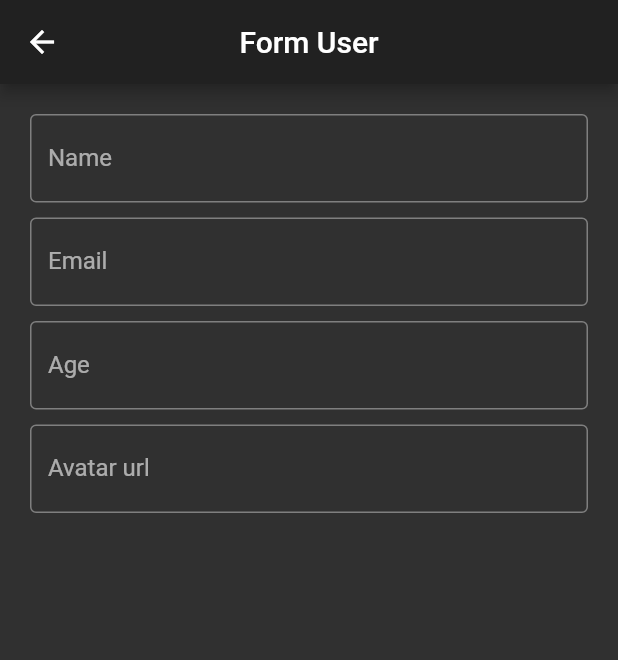
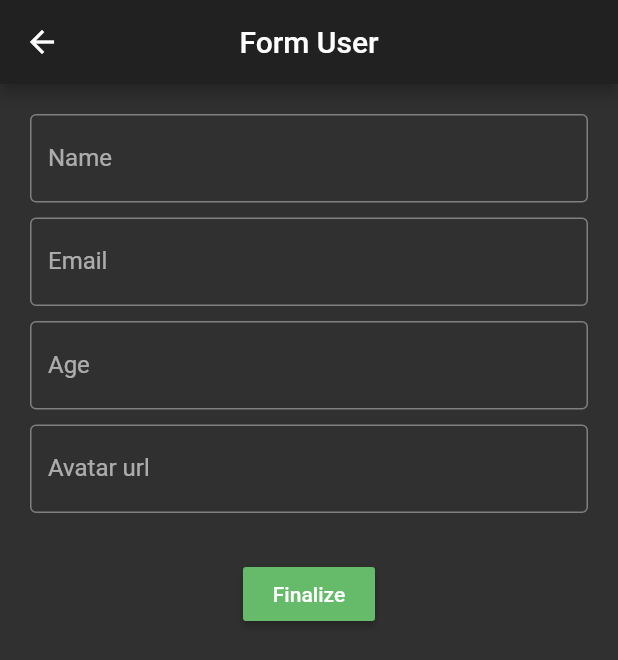
Before and after one commit to w1ll-dev/flutter_users_firebase, a Flutter app: the screen it shows after launch, after a tap on the "person add" icon, on a phone screen of 412 x 824 dp. Shown: the top 660 px of the screen. Run offline on Flutter 3.47's test engine with Material 2 defaults, Android fonts, the phone set to English and light mode, and no system bars; our stand-ins replace flutter_mobx, mobx; generated files the repository leaves out were written again; network calls fail.

Commit message:
method to create and delete users added

```diff
--- a/lib/src/models/user_model.dart
+++ b/lib/src/models/user_model.dart
@@ -1,24 +1,27 @@
 import 'package:flutter/cupertino.dart';
 
 class User {
+  final String id;
   final String name;
   final String email;
   final String age;
   final String avatarUrl;
 
   User({
+    this.id,
     @required this.name,
     @required this.email,
     @required this.age,
     @required this.avatarUrl,
   });
 
-  factory User.fromJson(Map<String, dynamic> json) {
+  factory User.fromJson(Map<String, dynamic> json, String id) {
     return User(
       name: json["name"],
       email: json["email"],
       age: json["age"],
       avatarUrl: json["avatarUrl"],
+      id: id
     );
   }
 }
--- a/lib/src/views/user_form.dart
+++ b/lib/src/views/user_form.dart
@@ -1,9 +1,17 @@
 import 'package:flutter/material.dart';
 import 'package:flutter/services.dart';
+import 'package:flutter_users_firebase/src/controllers/user_controller.dart';
+import 'package:flutter_users_firebase/src/models/user_model.dart';
+import 'package:flutter_users_firebase/src/views/users_list.dart';
 
 class UserForm extends StatelessWidget {
+  final User user;
+  UserForm({this.user});
   final TextEditingController _nameController = TextEditingController();
-  final TextEditingController _mailController = TextEditingController();
+  final TextEditingController _emailController = TextEditingController();
+  final TextEditingController _ageController = TextEditingController();
+  final TextEditingController _avatarUrlController = TextEditingController();
+  final UsersController _usersController = UsersController();
   @override
   Widget build(BuildContext context) {
     return Scaffold(
@@ -27,7 +35,7 @@ class UserForm extends StatelessWidget {
               height: 10,
             ),
             TextFormField(
-              controller: _mailController,
+              controller: _emailController,
               decoration: InputDecoration(
                 labelText: "Email",
                 border: OutlineInputBorder(),
@@ -37,7 +45,7 @@ class UserForm extends StatelessWidget {
               height: 10,
             ),
             TextFormField(
-              controller: _mailController,
+              controller: _ageController,
               keyboardType: TextInputType.number,
               inputFormatters: <TextInputFormatter>[
                 WhitelistingTextInputFormatter.digitsOnly
@@ -51,11 +59,33 @@ class UserForm extends StatelessWidget {
               height: 10,
             ),
             TextFormField(
-              controller: _mailController,
+              controller: _avatarUrlController,
               decoration: InputDecoration(
                 labelText: "Avatar url",
                 border: OutlineInputBorder(),
               ),
+            ),
+            SizedBox(
+              height: 30,
+            ),
+            RaisedButton(
+              onPressed: () async => {
+                await _usersController.create(
+                  user: User(
+                    name: _nameController.text,
+                    email: _emailController.text,
+                    age: _ageController.text,
+                    avatarUrl: _avatarUrlController.text,
+                  ),
+                ),
+                Navigator.of(context).push(
+                  MaterialPageRoute(
+                    builder: (context) => UsersList(),
+                  ),
+                ),
+              },
+              child: Text("Finalize"),
+              color: Colors.green[400],
             ),
           ],
         ),
```
Also changed, not shown: lib/src/controllers/user_controller.dart (+10 -2 lines), lib/src/repository/repository.dart (+16 -10 lines), lib/src/views/widget/user_tile.dart (+8 -2 lines), lib/src/controllers/user_controller.g.dart.
